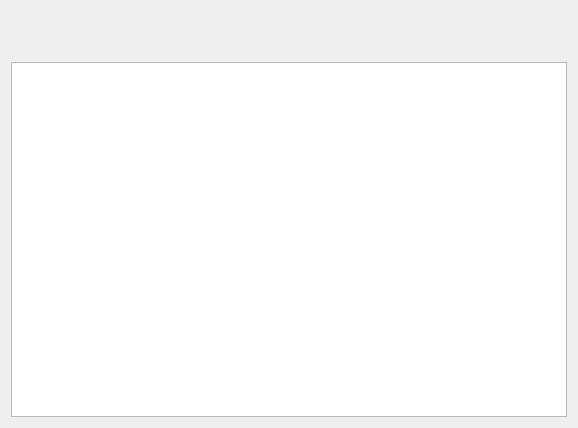
First picture: the form in appetizer-core/components-layout/restaurantmap.ui, repository AngelGenis/Appetizer, before the edit.
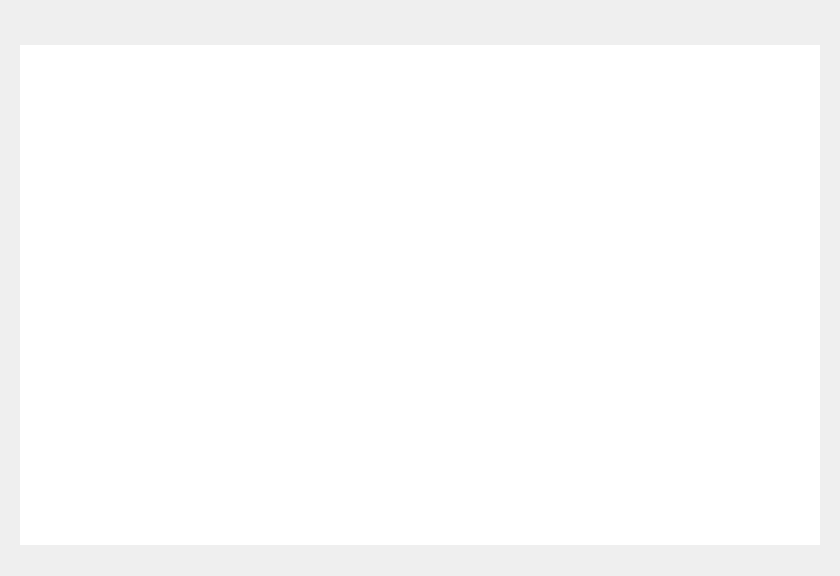
Second picture: the form after the edit. Custom widgets are drawn as their Qt base class.

Diff of the .ui file:
```diff
--- a/appetizer-core/components-layout/restaurantmap.ui
+++ b/appetizer-core/components-layout/restaurantmap.ui
@@ -6,16 +6,34 @@
    <rect>
     <x>0</x>
     <y>0</y>
-    <width>578</width>
-    <height>428</height>
+    <width>840</width>
+    <height>576</height>
    </rect>
   </property>
   <property name="windowTitle">
    <string>Form</string>
   </property>
   <layout class="QVBoxLayout" name="verticalLayout">
+   <property name="spacing">
+    <number>0</number>
+   </property>
+   <property name="leftMargin">
+    <number>0</number>
+   </property>
+   <property name="topMargin">
+    <number>0</number>
+   </property>
+   <property name="rightMargin">
+    <number>0</number>
+   </property>
+   <property name="bottomMargin">
+    <number>0</number>
+   </property>
    <item>
     <layout class="QHBoxLayout" name="horizontalLayout">
+     <property name="spacing">
+      <number>0</number>
+     </property>
      <item>
       <spacer name="horizontalSpacer">
        <property name="orientation">
@@ -67,17 +85,81 @@
     </layout>
    </item>
    <item>
-    <widget class="QGraphicsView" name="graphicsView">
-     <property name="dragMode">
-      <enum>QGraphicsView::RubberBandDrag</enum>
+    <layout class="QGridLayout" name="gridLayout">
+     <property name="spacing">
+      <number>0</number>
      </property>
-     <property name="resizeAnchor">
-      <enum>QGraphicsView::AnchorUnderMouse</enum>
-     </property>
-     <property name="viewportUpdateMode">
-      <enum>QGraphicsView::FullViewportUpdate</enum>
-     </property>
-    </widget>
+     <item row="0" column="0">
+      <spacer name="horizontalSpacer_3">
+       <property name="orientation">
+        <enum>Qt::Horizontal</enum>
+       </property>
+       <property name="sizeHint" stdset="0">
+        <size>
+         <width>40</width>
+         <height>20</height>
+        </size>
+       </property>
+      </spacer>
+     </item>
+     <item row="0" column="1">
+      <widget class="QGraphicsView" name="graphicsView">
+       <property name="minimumSize">
+        <size>
+         <width>800</width>
+         <height>500</height>
+        </size>
+       </property>
+       <property name="maximumSize">
+        <size>
+         <width>800</width>
+         <height>500</height>
+        </size>
+       </property>
+       <property name="frameShape">
+        <enum>QFrame::NoFrame</enum>
+       </property>
+       <property name="frameShadow">
+        <enum>QFrame::Sunken</enum>
+       </property>
+       <property name="dragMode">
+        <enum>QGraphicsView::RubberBandDrag</enum>
+       </property>
+       <property name="resizeAnchor">
+        <enum>QGraphicsView::AnchorUnderMouse</enum>
+       </property>
+       <property name="viewportUpdateMode">
+        <enum>QGraphicsView::FullViewportUpdate</enum>
+       </property>
+      </widget>
+     </item>
+     <item row="0" column="2">
+      <spacer name="horizontalSpacer_4">
+       <property name="orientation">
+        <enum>Qt::Horizontal</enum>
+       </property>
+       <property name="sizeHint" stdset="0">
+        <size>
+         <width>40</width>
+         <height>20</height>
+        </size>
+       </property>
+      </spacer>
+     </item>
+     <item row="1" column="1">
+      <spacer name="verticalSpacer">
+       <property name="orientation">
+        <enum>Qt::Vertical</enum>
+       </property>
+       <property name="sizeHint" stdset="0">
+        <size>
+         <width>20</width>
+         <height>40</height>
+        </size>
+       </property>
+      </spacer>
+     </item>
+    </layout>
    </item>
   </layout>
  </widget>
```
